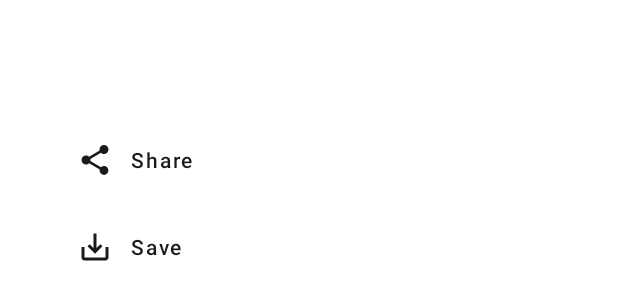
After one commit to BerkayyKurtoglu/BulletNews, an Android app: the layout fragment_mini_menu.xml on its own in the app's theme, with its tools: preview values and no code run, on a phone screen of 412 x 824 dp. The commit adds this screen. Shown: the top 300 px of the screen. Run offline under Robolectric (Android 15) with nearby library versions, the phone set to English and light mode, and no system bars; network calls fail.

Commit message:
Bottom Sheet Menu integration started

```diff
--- a/app/src/main/res/drawable/ic_baseline_share_24.xml
+++ b/app/src/main/res/drawable/ic_baseline_share_24.xml
@@ -1,4 +1,4 @@
-<vector android:height="24dp" android:tint="#646464"
+<vector android:height="24dp" android:tint="#1A1A1A"
     android:viewportHeight="24" android:viewportWidth="24"
     android:width="24dp" xmlns:android="http://schemas.android.com/apk/res/android">
     <path android:fillColor="@android:color/white" android:pathData="M18,16.08c-0.76,0 -1.44,0.3 -1.96,0.77L8.91,12.7c0.05,-0.23 0.09,-0.46 0.09,-0.7s-0.04,-0.47 -0.09,-0.7l7.05,-4.11c0.54,0.5 1.25,0.81 2.04,0.81 1.66,0 3,-1.34 3,-3s-1.34,-3 -3,-3 -3,1.34 -3,3c0,0.24 0.04,0.47 0.09,0.7L8.04,9.81C7.5,9.31 6.79,9 6,9c-1.66,0 -3,1.34 -3,3s1.34,3 3,3c0.79,0 1.5,-0.31 2.04,-0.81l7.12,4.16c-0.05,0.21 -0.08,0.43 -0.08,0.65 0,1.61 1.31,2.92 2.92,2.92 1.61,0 2.92,-1.31 2.92,-2.92s-1.31,-2.92 -2.92,-2.92z"/>
--- /dev/null
+++ b/app/src/main/res/layout/fragment_mini_menu.xml
@@ -0,0 +1,77 @@
+<?xml version="1.0" encoding="utf-8"?>
+<layout xmlns:android="http://schemas.android.com/apk/res/android"
+    xmlns:app="http://schemas.android.com/apk/res-auto"
+    xmlns:tools="http://schemas.android.com/tools">
+
+    <data>
+        <variable
+            name="url"
+            type="String" />
+    </data>
+
+
+    <androidx.constraintlayout.widget.ConstraintLayout
+        android:layout_width="match_parent"
+        android:layout_height="match_parent"
+        android:padding="35dp">
+
+        <TextView
+            android:id="@+id/miniMenuFragment_urlText"
+            android:layout_width="wrap_content"
+            android:layout_height="wrap_content"
+            android:text="@{url}"
+            android:clickable="true"
+            android:focusable="true"
+            android:textColor="@color/blueBrandColor"
+            android:textSize="20sp"
+            android:textStyle="bold"
+            app:layout_constraintEnd_toEndOf="parent"
+            app:layout_constraintStart_toStartOf="parent"
+            app:layout_constraintTop_toTopOf="parent" />
+
+        <com.google.android.material.button.MaterialButton
+            android:id="@+id/materialButton"
+            android:layout_width="match_parent"
+            android:layout_height="wrap_content"
+            android:layout_marginTop="20dp"
+            android:background="@android:color/transparent"
+            android:clickable="true"
+            android:elevation="0dp"
+            android:focusable="true"
+            android:foreground="?attr/selectableItemBackground"
+            android:text="Share"
+            android:textAlignment="textStart"
+            android:textAllCaps="false"
+            app:iconGravity="start"
+            app:iconPadding="12dp"
+            android:textColor="@color/blackBrandColor"
+            app:icon="@drawable/ic_baseline_share_24"
+            app:iconTint="@color/blackBrandColor"
+            app:layout_constraintEnd_toEndOf="parent"
+            app:layout_constraintStart_toStartOf="parent"
+            app:layout_constraintTop_toBottomOf="@+id/miniMenuFragment_urlText" />
+
+        <com.google.android.material.button.MaterialButton
+            android:layout_width="match_parent"
+            android:layout_height="wrap_content"
+            android:layout_marginTop="10dp"
+            android:background="@android:color/transparent"
+            android:clickable="true"
+            android:textAlignment="textStart"
+            android:elevation="0dp"
+            app:iconGravity="start"
+            android:focusable="true"
+            app:iconPadding="12dp"
+            android:foreground="?attr/selectableItemBackground"
+            android:text="Save"
+            android:textAllCaps="false"
+            android:textColor="@color/blackBrandColor"
+            app:icon="@drawable/ic_baseline_save_alt_24"
+            app:iconTint="@color/blackBrandColor"
+            app:layout_constraintStart_toStartOf="@+id/materialButton"
+            app:layout_constraintTop_toBottomOf="@+id/materialButton" />
+
+
+    </androidx.constraintlayout.widget.ConstraintLayout>
+
+</layout>
```
Also changed, not shown: app/src/main/java/com/example/bulletnewsoriginal/adapter/ViewPagerAdapterForHomeFragment.kt (+10 -1 lines), app/src/main/java/com/example/bulletnewsoriginal/view/MiniMenuFragment.kt (added, +41 -0 lines), app/src/main/res/navigation/news_app_navigation.xml (+12 -0 lines).
